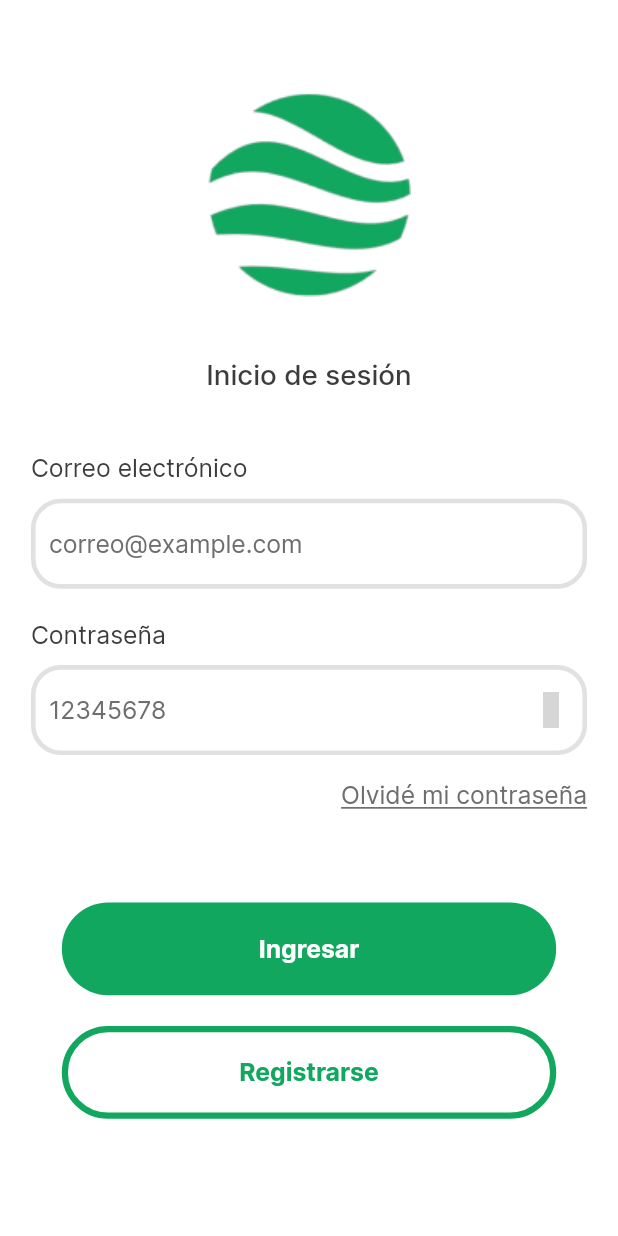
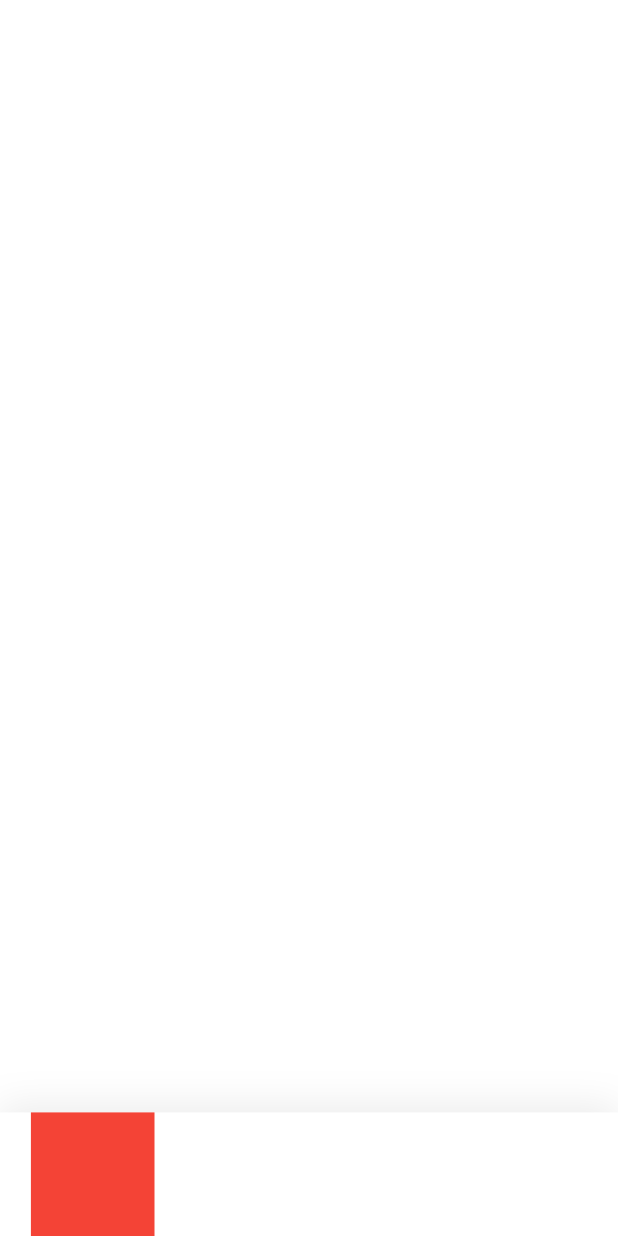
Before and after one commit to PaulAFC14/SmartGasMonitor, a Flutter app: the screen it shows after launch, after a tap on "Ingresar", on a phone screen of 412 x 824 dp. Run offline on Flutter 3.47's test engine with Material 2 defaults, Android fonts, the phone set to English and light mode, and no system bars; our stand-ins replace iconsax, permission_handler; missing offline and left inert: flutter_iot_wifi, wifi_scan; grey boxes are pictures that could not be loaded.

Commit message:
Modificación de ruta de boton ingresar en vista de login

```diff
--- a/frontend/App/sgm/lib/src/app.dart
+++ b/frontend/App/sgm/lib/src/app.dart
@@ -13,13 +13,13 @@ class MyApp extends StatelessWidget {
         fontFamily: 'Inter',
         canvasColor: Color.fromARGB(255, 255, 255, 255),
         dividerColor: Color.fromARGB(255, 225, 225, 225),
+        shadowColor: Color.fromARGB(51, 155, 155, 155),
+        indicatorColor: Color.fromARGB(255, 110, 110, 110),
         hintColor: Color.fromARGB(255, 60, 60, 60),
-        indicatorColor: Color.fromARGB(255, 110, 110, 110),
         primaryColor: Color.fromARGB(255, 18, 167, 95),
       ),
       initialRoute: '/',
       routes: {'/': (context) => SplashView(context)},
-
     );
   }
 }
--- a/frontend/App/sgm/lib/src/views/auth/login-view.dart
+++ b/frontend/App/sgm/lib/src/views/auth/login-view.dart
@@ -4,6 +4,7 @@ import 'package:flutter/material.dart';
 import 'package:iconsax/iconsax.dart';
 import 'package:sgm/src/responsive/responsive-method.dart';
 import 'package:sgm/src/routes/routes.dart';
+import 'package:sgm/src/views/sensors/sensors-list-view.dart';
 
 late double vw;
 late double vh;
@@ -179,7 +180,7 @@ class _LoginViewState extends State<LoginView> {
             ),
             SizedBox(height: 15 * vr),
             GestureDetector(
-              onTap: () {},
+              onTap: () => Routes(context).goTo(SensorsListView(context)),
               child: Container(
                 margin: EdgeInsets.symmetric(horizontal: 5 * vw),
                 height: 15 * vr,
--- /dev/null
+++ b/frontend/App/sgm/lib/src/views/sensors/sensors-list-view.dart
@@ -0,0 +1,46 @@
+// ignore_for_file: must_be_immutable
+
+import 'package:flutter/material.dart';
+import 'package:sgm/src/responsive/responsive-method.dart';
+import 'package:sgm/src/widgets/menu.dart';
+
+late double vw;
+late double vh;
+late double ratio;
+late double vr;
+
+class SensorsListView extends StatefulWidget {
+  late BuildContext context;
+  SensorsListView(this.context, {super.key}) {
+    //Responsive method
+    Map<String, dynamic> responsive =
+        ResponsiveData(context: context).getAspectRatio();
+    vw = responsive['vw'];
+    vh = responsive['vh'];
+    ratio = responsive['ratio'];
+    vr = (vh / ratio);
+  }
+
+  @override
+  State<SensorsListView> createState() => _SensorsListViewState();
+}
+
+class _SensorsListViewState extends State<SensorsListView> {
+  @override
+  void initState() {
+    // TODO: implement initState
+    super.initState();
+  }
+
+  @override
+  Widget build(BuildContext context) {
+    return Scaffold(
+      backgroundColor: Theme.of(context).canvasColor,
+      bottomNavigationBar: Menu(
+        context,
+        index: 0,
+      ),
+      body: ListView(),
+    );
+  }
+}
--- /dev/null
+++ b/frontend/App/sgm/lib/src/widgets/menu.dart
@@ -0,0 +1,69 @@
+// ignore_for_file: must_be_immutable
+
+import 'package:flutter/material.dart';
+import 'package:sgm/src/responsive/responsive-method.dart';
+import 'package:sgm/src/routes/routes.dart';
+
+late double vw;
+late double vh;
+late double ratio;
+late double vr;
+late int page;
+
+class Menu extends StatefulWidget {
+  late BuildContext context;
+  Menu(this.context, {super.key, required int index}) {
+    //Responsive method
+    Map<String, dynamic> responsive =
+        ResponsiveData(context: context).getAspectRatio();
+    vw = responsive['vw'];
+    vh = responsive['vh'];
+    ratio = responsive['ratio'];
+    vr = (vh / ratio);
+
+    page = index;
+  }
+
+  @override
+  State<Menu> createState() => _MenuState();
+}
+
+class _MenuState extends State<Menu> {
+  @override
+  void initState() {
+    // TODO: implement initState
+    super.initState();
+  }
+
+  @override
+  Widget build(BuildContext context) {
+    return Container(
+      width: double.infinity,
+      height: 20 * vr,
+      padding: EdgeInsets.symmetric(horizontal: 5 * vw),
+      decoration: BoxDecoration(
+        color: Theme.of(context).canvasColor,
+        boxShadow: [
+          BoxShadow(
+            color: Theme.of(context).shadowColor,
+            offset: Offset(0, -4),
+            blurRadius: 20,
+          ),
+        ],
+      ),
+      child: Row(
+        mainAxisAlignment: MainAxisAlignment.spaceBetween,
+        children: [
+          GestureDetector(
+            onTap: () => Routes(context),
+            child: Container(
+              width: 20 * vw,
+              height: 20 * vr,
+              color: Colors.red,
+            ),
+          ),
+        ],
+      ),
+    );
+  }
+}
```
